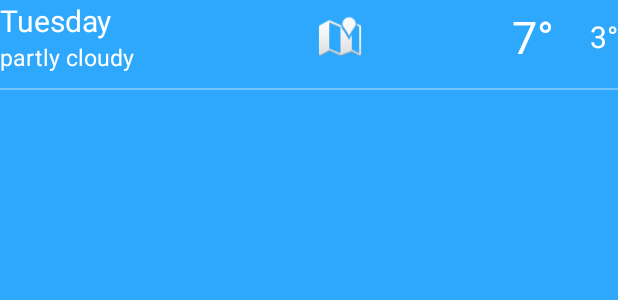
After one commit to xiefeieric/CoolWeather, an Android app: the layout item_rv_day_forecast.xml on its own in the app's theme, with its tools: preview values and no code run, on a phone screen of 412 x 824 dp. The commit adds this screen. Shown: the top 300 px of the screen. Run offline under Robolectric (Android 15) with nearby library versions, the phone set to English and light mode, and no system bars.

Commit message:
7 day forecast bugs fixed

```diff
--- a/app/src/main/java/uk/me/feixie/coolweather/util/GlobalConstant.java
+++ b/app/src/main/java/uk/me/feixie/coolweather/util/GlobalConstant.java
@@ -9,9 +9,10 @@ public class GlobalConstant {
 
     public static final String WEATHER_SERVER = "http://api.openweathermap.org/data/2.5/weather?q=";
     public static final String ONE_DAY_WEATHER_SERVER = "http://api.openweathermap.org/data/2.5/forecast?q=";
-    public static final String WEATHER_FORECAST_SERVER = "http://api.openweathermap.org/data/2.5/daily?q=";
+    public static final String WEATHER_FORECAST_SERVER = "http://api.openweathermap.org/data/2.5/forecast/daily?q=";
 //    api.openweathermap.org/data/2.5/forecast/daily?q=London&mode=xml&units=metric&cnt=7
-
+//    http://openweathermap.org/img/w/10d.png
+    public static final String WEATHER_ICON_PATH = "http://openweathermap.org/img/w/";
 
     public static final String UNIT_CELSIUS = "&units=metric";
 
--- /dev/null
+++ b/app/src/main/res/layout/item_rv_day_forecast.xml
@@ -0,0 +1,77 @@
+<?xml version="1.0" encoding="utf-8"?>
+<LinearLayout android:id="@+id/llDayForecast"
+              xmlns:android="http://schemas.android.com/apk/res/android"
+              xmlns:tools="http://schemas.android.com/tools"
+              android:layout_width="match_parent"
+              android:layout_height="match_parent"
+              android:background="@color/mainColor"
+              android:orientation="vertical">
+
+    <LinearLayout
+        android:layout_width="match_parent"
+        android:layout_height="wrap_content"
+        android:orientation="horizontal">
+
+        <LinearLayout
+            android:layout_width="0dp"
+            android:layout_height="wrap_content"
+            android:layout_gravity="center"
+            android:layout_weight="5"
+            android:orientation="vertical">
+
+            <TextView
+                android:id="@+id/tvDayOfWeek"
+                android:layout_width="wrap_content"
+                android:layout_height="wrap_content"
+                android:textColor="@color/white"
+                android:textSize="20sp"
+                tools:text="Tuesday"/>
+
+            <TextView
+                android:id="@+id/tvDayWeatherDesc"
+                android:layout_width="wrap_content"
+                android:layout_height="wrap_content"
+                android:textColor="@color/white"
+                android:textSize="15sp"
+                tools:text="partly cloudy"/>
+
+        </LinearLayout>
+
+        <ImageView
+            android:id="@+id/ivWeatherIcon"
+            android:layout_width="30dp"
+            android:layout_height="30dp"
+            android:layout_gravity="center"
+            android:src="@android:drawable/ic_dialog_map"/>
+
+        <TextView
+            android:id="@+id/tvDayMaxTemp"
+            android:layout_width="0dp"
+            android:layout_height="wrap_content"
+            android:layout_gravity="center"
+            android:layout_weight="3"
+            android:gravity="right"
+            android:textColor="@color/white"
+            android:textSize="30sp"
+            tools:text="7°"/>
+
+        <TextView
+            android:id="@+id/tvDayMinTemp"
+            android:layout_width="0dp"
+            android:layout_height="wrap_content"
+            android:layout_gravity="center"
+            android:layout_weight="1"
+            android:gravity="right"
+            android:textColor="@color/white"
+            android:textSize="20sp"
+            tools:text="3°"/>
+
+    </LinearLayout>
+
+    <View
+        android:layout_width="match_parent"
+        android:layout_height="1dp"
+        android:layout_marginTop="10dp"
+        android:background="#55ffffff"/>
+
+</LinearLayout>
```
Also changed, not shown: app/src/main/java/uk/me/feixie/coolweather/fragment/WeatherForecastFragment.java (+145 -10 lines), app/src/main/java/uk/me/feixie/coolweather/model/DayWeather.java (added, +86 -0 lines), app/src/main/java/uk/me/feixie/coolweather/util/DividerItemDecoration.java (added, +54 -0 lines).
